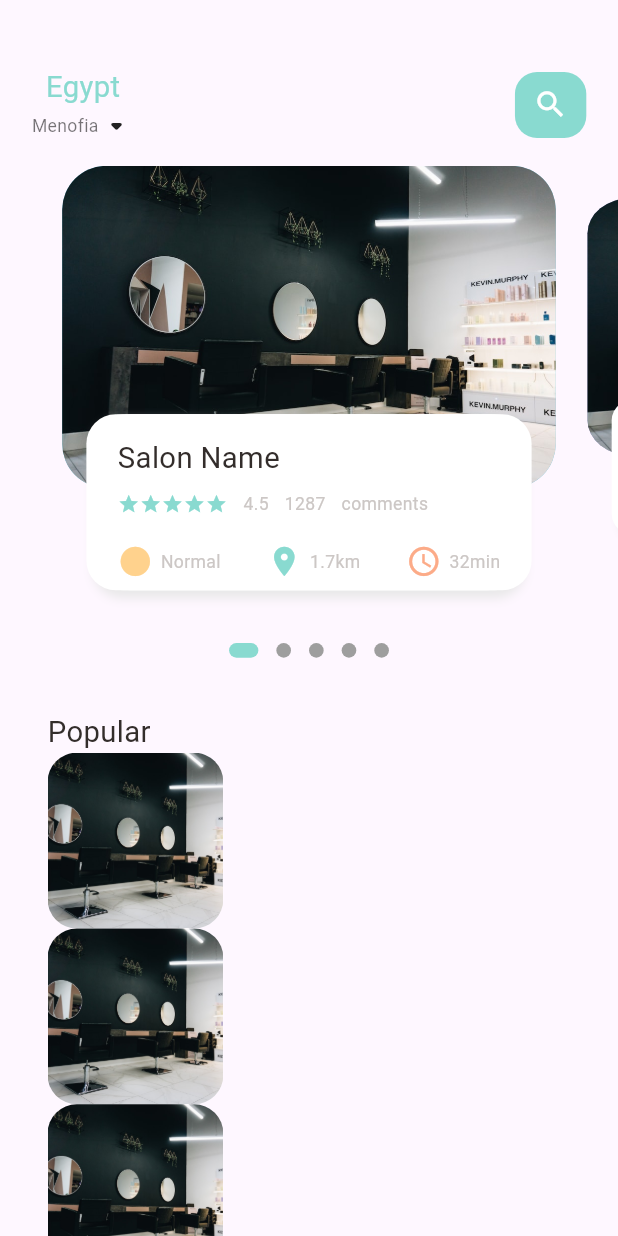
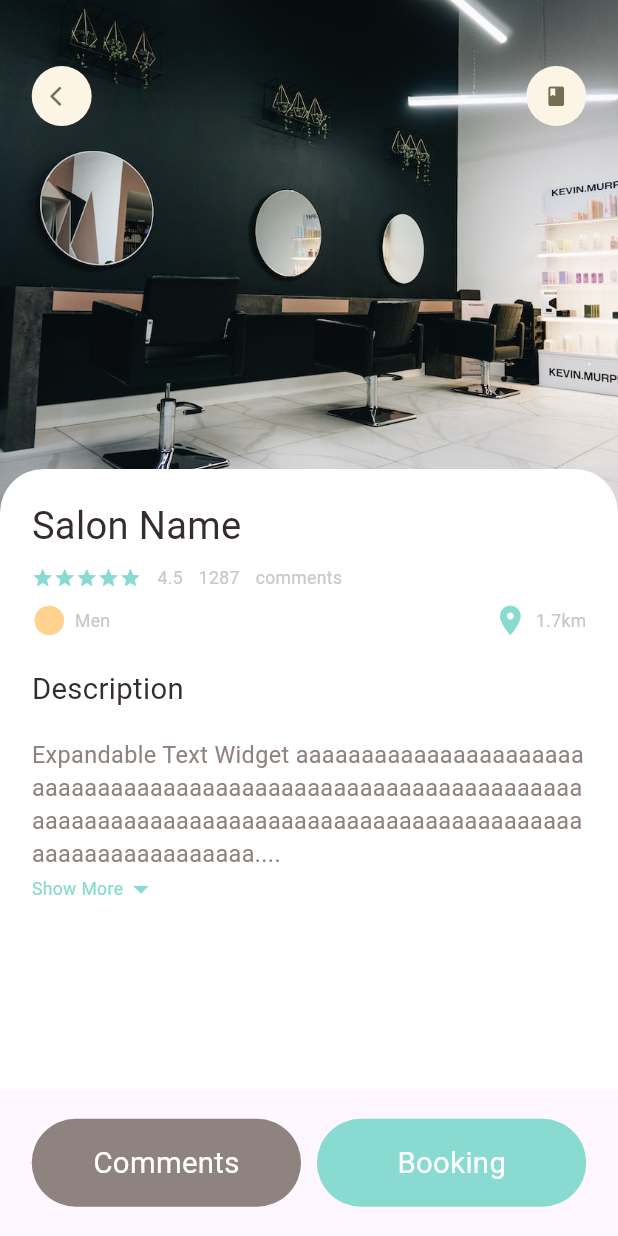
Before and after one commit to amrabdalfatah/easy_cut_2023, a Flutter app: the screen it shows after launch, on a phone screen of 412 x 824 dp. Run offline on Flutter 3.47's test engine with Material 2 defaults, Android fonts, the phone set to English and light mode, and no system bars; drawn by our look-alikes of dots_indicator; our stand-ins replace get.

Commit message:
Add Details Page

```diff
--- a/lib/main.dart
+++ b/lib/main.dart
@@ -1,4 +1,4 @@
-import 'package:easycut/home/main_salon_page.dart';
+import 'package:easycut/pages/salon/popular_salon_detail.dart';
 import 'package:flutter/material.dart';
 import 'package:get/get.dart';
 
@@ -18,7 +18,7 @@ class MyApp extends StatelessWidget {
         colorScheme: ColorScheme.fromSeed(seedColor: Colors.deepPurple),
         useMaterial3: true,
       ),
-      home: const MainSalonPage(),
+      home: const PopularSalonDetail(),
     );
   }
 }
--- a/lib/home/main_salon_page.dart
+++ b/lib/pages/home/main_salon_page.dart
@@ -1,4 +1,4 @@
-import 'package:easycut/home/salon_page_body.dart';
+import 'package:easycut/pages/home/salon_page_body.dart';
 import 'package:easycut/utils/colors.dart';
 import 'package:easycut/utils/dimensions.dart';
 import 'package:easycut/widgets/big_text.dart';
--- a/lib/home/salon_page_body.dart
+++ b/lib/pages/home/salon_page_body.dart
@@ -1,6 +1,7 @@
 import 'package:dots_indicator/dots_indicator.dart';
 import 'package:easycut/utils/colors.dart';
 import 'package:easycut/utils/dimensions.dart';
+import 'package:easycut/widgets/app_column.dart';
 import 'package:easycut/widgets/big_text.dart';
 import 'package:easycut/widgets/icon_and_text.dart';
 import 'package:easycut/widgets/small_text.dart';
@@ -70,17 +71,16 @@ class _SalonPageBodyState extends State<SalonPageBody> {
             ],
           ),
         ),
-        Container(
-          height: Dimensions.screenHeight,
-          child: ListView.builder(
+        ListView.builder(
           shrinkWrap: true,
           physics: NeverScrollableScrollPhysics(),
           itemCount: 10,
           itemBuilder: (context, index) {
             return Container(
               margin: EdgeInsets.only(
-                  left: Dimensions.width30,
-                  right: Dimensions.width30,
+                left: Dimensions.width20,
+                right: Dimensions.width20,
+                bottom: Dimensions.height10,
               ),
               child: Row(
                 children: [
@@ -100,11 +100,48 @@ class _SalonPageBodyState extends State<SalonPageBody> {
                       ),
                     ),
                   ),
+                  Expanded(
+                    child: Container(
+                      height: Dimensions.height100,
+                      padding: EdgeInsets.symmetric(
+                        horizontal: Dimensions.width10,
+                      ),
+                      decoration: BoxDecoration(
+                        borderRadius: BorderRadius.only(
+                          topRight: Radius.circular(Dimensions.radius20),
+                          bottomRight: Radius.circular(Dimensions.radius20),
+                        ),
+                        color: Colors.white,
+                      ),
+                      child: Column(
+                        crossAxisAlignment: CrossAxisAlignment.start,
+                        mainAxisAlignment: MainAxisAlignment.spaceEvenly,
+                        children: [
+                          BigText(text: 'Salon Name'),
+                          SmallText(text: 'Salon Description'),
+                          Row(
+                            mainAxisAlignment: MainAxisAlignment.spaceBetween,
+                            children: [
+                              IconAndTextWidget(
+                                icon: Icons.circle_sharp,
+                                text: 'Men',
+                                iconColor: AppColors.iconColor1,
+                              ),
+                              IconAndTextWidget(
+                                icon: Icons.location_on,
+                                text: '1.7km',
+                                iconColor: AppColors.mainColor,
+                              ),
+                            ],
+                          ),
+                        ],
+                      ),
+                    ),
+                  ),
                 ],
               ),
             );
           },
-          ),
         ),
       ],
     );
@@ -187,54 +224,10 @@ class _SalonPageBodyState extends State<SalonPageBody> {
                 padding: EdgeInsets.only(
                   top: Dimensions.height15,
                   left: Dimensions.width15,
-                    right: Dimensions.width15),
-                child: Column(
-                  crossAxisAlignment: CrossAxisAlignment.start,
-                  children: [
-                    BigText(text: 'Salon Name'),
-                    SizedBox(height: Dimensions.height10),
-                    Row(
-                      children: [
-                        Wrap(
-                          children: List.generate(
-                            5,
-                            (index) => Icon(
-                              Icons.star,
-                              color: AppColors.mainColor,
-                              size: Dimensions.height15,
+                  right: Dimensions.width15,
                 ),
-                          ),
-                        ),
-                        SizedBox(width: Dimensions.width10),
-                        SmallText(text: '4.5'),
-                        SizedBox(width: Dimensions.width10),
-                        SmallText(text: '1287'),
-                        SizedBox(width: Dimensions.width10),
-                        SmallText(text: 'comments'),
-                      ],
-                    ),
-                    SizedBox(height: Dimensions.height20),
-                    Row(
-                      mainAxisAlignment: MainAxisAlignment.spaceBetween,
-                      children: [
-                        IconAndTextWidget(
-                          icon: Icons.circle_sharp,
-                          text: 'Normal',
-                          iconColor: AppColors.iconColor1,
-                        ),
-                        IconAndTextWidget(
-                          icon: Icons.location_on,
-                          text: '1.7km',
-                          iconColor: AppColors.mainColor,
-                        ),
-                        IconAndTextWidget(
-                          icon: Icons.access_time_outlined,
-                          text: '32min',
-                          iconColor: AppColors.iconColor2,
-                        ),
-                      ],
-                    ),
-                  ],
+                child: AppColumn(
+                  text: "Salon Name",
                 ),
               ),
             ),
--- /dev/null
+++ b/lib/pages/salon/popular_salon_detail.dart
@@ -0,0 +1,130 @@
+import 'package:easycut/utils/colors.dart';
+import 'package:easycut/utils/dimensions.dart';
+import 'package:easycut/widgets/app_column.dart';
+import 'package:easycut/widgets/app_icon.dart';
+import 'package:easycut/widgets/big_text.dart';
+import 'package:easycut/widgets/expandable_text_widget.dart';
+import 'package:flutter/material.dart';
+
+class PopularSalonDetail extends StatelessWidget {
+  const PopularSalonDetail({super.key});
+
+  @override
+  Widget build(BuildContext context) {
+    return Scaffold(
+      body: Stack(
+        children: [
+          Positioned(
+            left: 0,
+            right: 0,
+            child: Container(
+              width: double.infinity,
+              height: Dimensions.height350,
+              decoration: BoxDecoration(
+                image: DecorationImage(
+                  fit: BoxFit.cover,
+                  image: AssetImage(
+                    'assets/images/salon0.jpeg',
+                  ),
+                ),
+              ),
+            ),
+          ),
+          Positioned(
+            left: Dimensions.width20,
+            right: Dimensions.width20,
+            top: Dimensions.height45,
+            child: Row(
+              mainAxisAlignment: MainAxisAlignment.spaceBetween,
+              children: [
+                AppIcon(icon: Icons.arrow_back_ios),
+                AppIcon(icon: Icons.book),
+              ],
+            ),
+          ),
+          Positioned(
+            left: 0,
+            right: 0,
+            bottom: 0,
+            top: Dimensions.height350 - Dimensions.height30,
+            child: Container(
+              padding: EdgeInsets.only(
+                right: Dimensions.width20,
+                left: Dimensions.width20,
+                top: Dimensions.height20,
+              ),
+              decoration: BoxDecoration(
+                color: Colors.white,
+                borderRadius: BorderRadius.only(
+                  topRight: Radius.circular(Dimensions.radius30),
+                  topLeft: Radius.circular(Dimensions.radius30),
+                ),
+              ),
+              child: Column(
+                crossAxisAlignment: CrossAxisAlignment.start,
+                children: [
+                  AppColumn(
+                    text: "Salon Name",
+                  ),
+                  SizedBox(height: Dimensions.height20),
+                  BigText(text: "Description"),
+                  SizedBox(height: Dimensions.height20),
+                  Expanded(
+                    child: SingleChildScrollView(
+                      child: ExpandableTextWidget(
+                        text:
+                            "Expandable Text Widget aaaaaaaaaaaaaaaaaaaaaaaaaaaaaaaaaaaaaaaaaaaaaaaaaaaaaaaaaaaaaaaaaaaaaaaaaaaaaaaaaaaaaaaaaaaaaaaaaaaaaaaaaaaaaaaaaaaaaaaaaaaaaaaaaaaaaaaaaaaaaabbbbbbbbbbbbbbbbbbbbbbbbbbbbbbbbbbbbbbbb",
+                      ),
+                    ),
+                  ),
+                ],
+              ),
+            ),
+          ),
+        ],
+      ),
+      bottomNavigationBar: Container(
+        height: Dimensions.height100,
+        padding: EdgeInsets.symmetric(
+          horizontal: Dimensions.width20,
+          vertical: Dimensions.height20,
+        ),
+        child: Row(
+          children: [
+            Expanded(
+              child: Container(
+                decoration: BoxDecoration(
+                  color: AppColors.paraColor,
+                  borderRadius: BorderRadius.circular(Dimensions.radius30),
+                ),
+                child: Center(
+                  child: BigText(
+                    text: "Comments",
+                    color: Colors.white,
+                  ),
+                ),
+              ),
+            ),
+            SizedBox(
+              width: Dimensions.width10,
+            ),
+            Expanded(
+              child: Container(
+                decoration: BoxDecoration(
+                  color: AppColors.mainColor,
+                  borderRadius: BorderRadius.circular(Dimensions.radius30),
+                ),
+                child: Center(
+                  child: BigText(
+                    text: "Booking",
+                    color: Colors.white,
+                  ),
+                ),
+              ),
+            ),
+          ],
+        ),
+      ),
+    );
+  }
+}
--- a/lib/utils/dimensions.dart
+++ b/lib/utils/dimensions.dart
@@ -13,6 +13,8 @@ class Dimensions {
   static double height20 = screenHeight / 42.2;
   static double height30 = screenHeight / 28.13;
   static double height45 = screenHeight / 18.75;
+  static double height100 = screenHeight / 8.44;
+  static double height350 = screenHeight / 2.41;
 
   static double width5 = screenWidth / 78.0;
   static double width10 = screenWidth / 39.0;
@@ -22,12 +24,15 @@ class Dimensions {
   static double width45 = screenWidth / 8.66;
 
   static double font12 = screenHeight / 70.33;
+  static double font16 = screenHeight / 52.75;
   static double font20 = screenHeight / 42.2;
+  static double font26 = screenHeight / 32.46;
 
   static double radius5 = screenHeight / 168.8;
   static double radius15 = screenHeight / 56.27;
   static double radius20 = screenHeight / 42.2;
   static double radius30 = screenHeight / 28.13;
 
+  static double iconSize16 = screenHeight / 52.75;
   static double iconSize24 = screenHeight / 35.17;
 }
--- /dev/null
+++ b/lib/widgets/app_column.dart
@@ -0,0 +1,61 @@
+import 'package:easycut/utils/colors.dart';
+import 'package:easycut/utils/dimensions.dart';
+import 'package:easycut/widgets/big_text.dart';
+import 'package:easycut/widgets/icon_and_text.dart';
+import 'package:easycut/widgets/small_text.dart';
+import 'package:flutter/material.dart';
+
+class AppColumn extends StatelessWidget {
+  final String text;
+  const AppColumn({super.key, required this.text});
+
+  @override
+  Widget build(BuildContext context) {
+    return Column(
+      crossAxisAlignment: CrossAxisAlignment.start,
+      children: [
+        BigText(
+          text: text,
+          size: Dimensions.font26,
+        ),
+        SizedBox(height: Dimensions.height10),
+        Row(
+          children: [
+            Wrap(
+              children: List.generate(
+                5,
+                (index) => Icon(
+                  Icons.star,
+                  color: AppColors.mainColor,
+                  size: Dimensions.height15,
+                ),
+              ),
+            ),
+            SizedBox(width: Dimensions.width10),
+            SmallText(text: '4.5'),
+            SizedBox(width: Dimensions.width10),
+            SmallText(text: '1287'),
+            SizedBox(width: Dimensions.width10),
+            SmallText(text: 'comments'),
+          ],
+        ),
+        SizedBox(height: Dimensions.height10),
+        Row(
+          mainAxisAlignment: MainAxisAlignment.spaceBetween,
+          children: [
+            IconAndTextWidget(
+              icon: Icons.circle_sharp,
+              text: 'Men',
+              iconColor: AppColors.iconColor1,
+            ),
+            IconAndTextWidget(
+              icon: Icons.location_on,
+              text: '1.7km',
+              iconColor: AppColors.mainColor,
+            ),
+          ],
+        ),
+      ],
+    );
+  }
+}
--- /dev/null
+++ b/lib/widgets/app_icon.dart
@@ -0,0 +1,34 @@
+import 'package:easycut/utils/dimensions.dart';
+import 'package:flutter/material.dart';
+
+class AppIcon extends StatelessWidget {
+  final IconData icon;
+  final Color backgroundColor;
+  final Color iconColor;
+  final double size;
+
+  const AppIcon({
+    super.key,
+    required this.icon,
+    this.backgroundColor = const Color(0xFFfcf4e4),
+    this.iconColor = const Color(0xFF756d54),
+    this.size = 40,
+  });
+
+  @override
+  Widget build(BuildContext context) {
+    return Container(
+      width: size,
+      height: size,
+      decoration: BoxDecoration(
+        borderRadius: BorderRadius.circular(size / 2),
+        color: backgroundColor,
+      ),
+      child: Icon(
+        icon,
+        color: iconColor,
+        size: Dimensions.iconSize16,
+      ),
+    );
+  }
+}
--- /dev/null
+++ b/lib/widgets/expandable_text_widget.dart
@@ -0,0 +1,80 @@
+import 'package:easycut/utils/colors.dart';
+import 'package:easycut/utils/dimensions.dart';
+import 'package:easycut/widgets/small_text.dart';
+import 'package:flutter/material.dart';
+
+class ExpandableTextWidget extends StatefulWidget {
+  final String text;
+  const ExpandableTextWidget({super.key, required this.text});
+
+  @override
+  State<ExpandableTextWidget> createState() => _ExpandableTextWidgetState();
+}
+
+class _ExpandableTextWidgetState extends State<ExpandableTextWidget> {
+  late String firstHalf;
+  late String secondHalf;
+
+  bool hiddenText = true;
+
+  double textHeight = Dimensions.screenHeight / 5.63;
+
+  @override
+  void initState() {
+    super.initState();
+    if (widget.text.length > textHeight) {
+      firstHalf = widget.text.substring(0, textHeight.toInt());
+      secondHalf =
+          widget.text.substring(textHeight.toInt() + 1, widget.text.length);
+    } else {
+      firstHalf = widget.text;
+      secondHalf = "";
+    }
+  }
+
+  @override
+  Widget build(BuildContext context) {
+    return Container(
+      child: secondHalf.isEmpty
+          ? SmallText(
+              text: firstHalf,
+              size: Dimensions.font16,
+              color: AppColors.paraColor,
+              height: 1.4,
+            )
+          : Column(
+              children: [
+                SmallText(
+                  text: hiddenText
+                      ? (firstHalf + "....")
+                      : (firstHalf + secondHalf),
+                  size: Dimensions.font16,
+                  color: AppColors.paraColor,
+                  height: 1.4,
+                ),
+                InkWell(
+                  onTap: () {
+                    setState(() {
+                      hiddenText = !hiddenText;
+                    });
+                  },
+                  child: Row(
+                    children: [
+                      SmallText(
+                        text: hiddenText ? "Show More" : "Show Less",
+                        color: AppColors.mainColor,
+                      ),
+                      Icon(
+                        hiddenText
+                            ? Icons.arrow_drop_down
+                            : Icons.arrow_drop_up,
+                        color: AppColors.mainColor,
+                      ),
+                    ],
+                  ),
+                ),
+              ],
+            ),
+    );
+  }
+}
```
Lines whose indentation alone changed are shown as unchanged.
